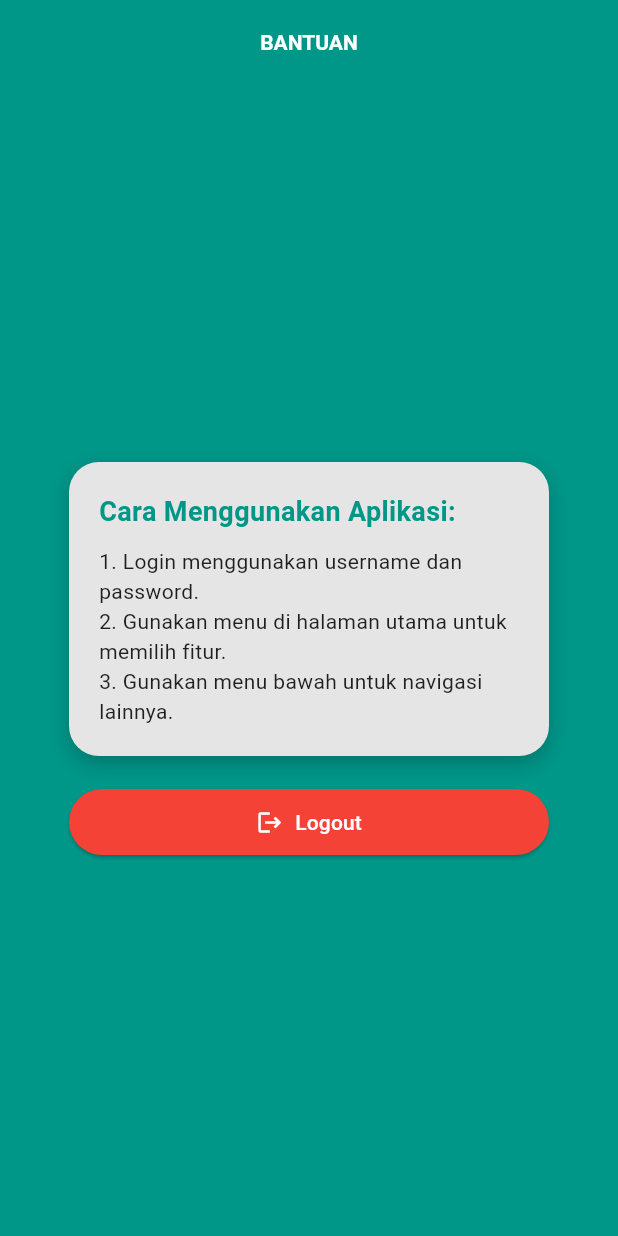
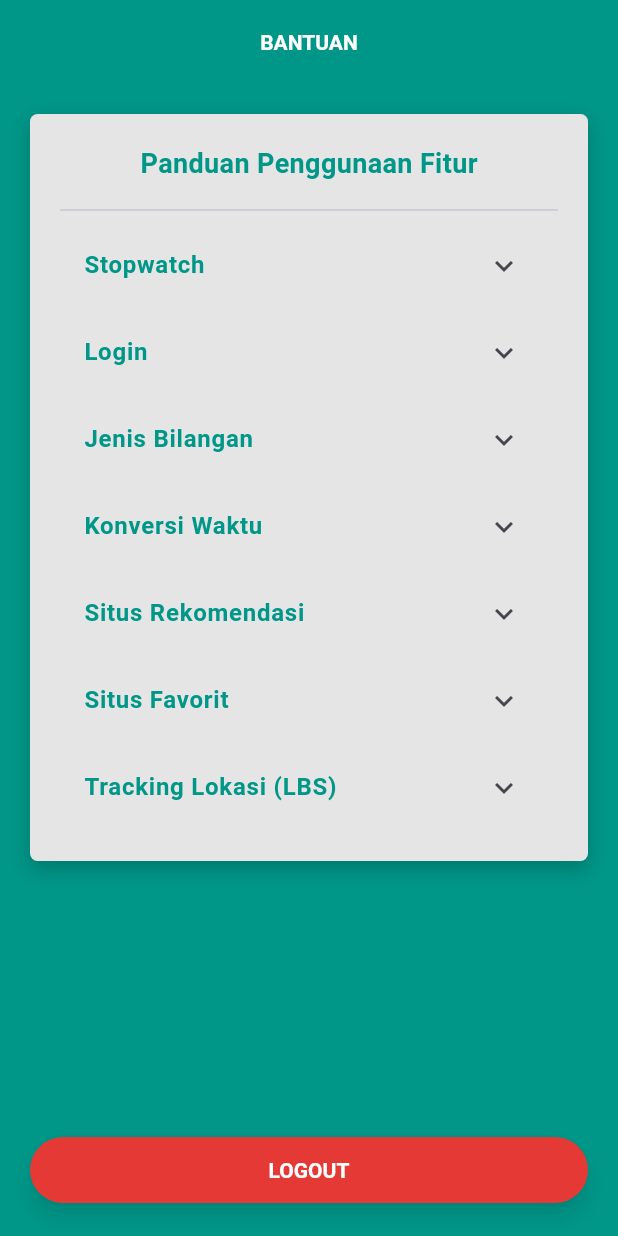
Before and after one commit to sndarsmle/TPM_Tugas3, a Flutter app: the HelpPage screen opened directly, on a phone screen of 412 x 824 dp. Run offline on Flutter 3.47's test engine with Material 3 defaults, Android fonts, the light colour scheme and no system bars; our stand-ins replace geocoding, geolocator, google_maps_flutter, permission_handler, shared_preferences; accounts and stored records are empty; key blocks and very long unbroken strings in the code were emptied for the run.

Commit message:
Perbaikan di menu bantuan

```diff
--- a/lib/screens/help_page.dart
+++ b/lib/screens/help_page.dart
@@ -1,5 +1,3 @@
-//help_page.dart
-
 import 'package:flutter/material.dart';
 import 'welcome_page.dart';
 import '../session_manager.dart';
@@ -35,25 +33,22 @@ class HelpPage extends StatelessWidget {
       body: Container(
         decoration: const BoxDecoration(
           gradient: LinearGradient(
-            colors: [
-              Colors.teal,
-              Colors.teal,
-            ],
+            colors: [Colors.teal, Colors.teal],
             begin: Alignment.topCenter,
             end: Alignment.bottomCenter,
           ),
         ),
         padding: const EdgeInsets.all(20),
-        child: Center(
         child: Column(
-            mainAxisAlignment: MainAxisAlignment.center,
           children: [
-              Container(
-                width: 320,
+            Expanded(
+              child: SingleChildScrollView(
+                child: Container(
+                  width: double.infinity,
                   padding: const EdgeInsets.all(20),
                   decoration: BoxDecoration(
                     color: const Color(0xFFE5E5E5),
-                  borderRadius: BorderRadius.circular(20),
+                    borderRadius: BorderRadius.circular(5),
                     boxShadow: [
                       BoxShadow(
                         color: Colors.black.withOpacity(0.2),
@@ -62,11 +57,10 @@ class HelpPage extends StatelessWidget {
                       ),
                     ],
                   ),
-                child: const Column(
-                  crossAxisAlignment: CrossAxisAlignment.start,
-                  children: [
+                  child: Column(
+                    children: const [
                       Text(
-                      'Cara Menggunakan Aplikasi:',
+                        'Panduan Penggunaan Fitur',
                         style: TextStyle(
                           fontSize: 18,
                           fontWeight: FontWeight.bold,
@@ -74,41 +68,149 @@ class HelpPage extends StatelessWidget {
                         ),
                       ),
                       SizedBox(height: 10),
-                    Text(
-                      '1. Login menggunakan username dan password.\n'
-                      '2. Gunakan menu di halaman utama untuk memilih fitur.\n'
-                      '3. Gunakan menu bawah untuk navigasi lainnya.',
+                      Divider(),
+                      ExpansionTile(
+                        title: Text('Stopwatch',
                             style: TextStyle(
-                        fontSize: 14,
-                        color: Colors.black87,
+                                fontWeight: FontWeight.bold,
+                                color: Colors.teal)),
+                        children: [
+                          Padding(
+                            padding: EdgeInsets.all(8.0),
+                            child: Text(
+                              'Fitur Stopwatch digunakan untuk menghitung waktu mundur maupun maju secara real-time. '
+                              'Tekan tombol "Mulai" untuk memulai stopwatch, lalu "Berhenti" untuk menghentikannya. '
+                              'Gunakan tombol "Reset" untuk mengatur ulang stopwatch ke 0.',
+                              style: TextStyle(fontSize: 12),
                             ),
                           ),
                         ],
                       ),
+                      ExpansionTile(
+                        title: Text('Login',
+                            style: TextStyle(
+                                fontWeight: FontWeight.bold,
+                                color: Colors.teal)),
+                        children: [
+                          Padding(
+                            padding: EdgeInsets.all(8.0),
+                            child: Text(
+                              'Fitur Login digunakan untuk mengautentikasi pengguna sebelum mengakses aplikasi. '
+                              'Masukkan username dan password, lalu tekan tombol "LOGIN". Jika data sesuai, pengguna diarahkan ke halaman utama.',
+                              style: TextStyle(fontSize: 12),
+                            ),
+                          ),
+                        ],
+                      ),
+                      ExpansionTile(
+                        title: Text('Jenis Bilangan',
+                            style: TextStyle(
+                                fontWeight: FontWeight.bold,
+                                color: Colors.teal)),
+                        children: [
+                          Padding(
+                            padding: EdgeInsets.all(8.0),
+                            child: Text(
+                              'Fitur Jenis Bilangan digunakan untuk mengenali kategori dari angka yang dimasukkan. '
+                              'Pengguna cukup mengetik angka, maka sistem akan menampilkan status apakah bilangan tersebut termasuk bilangan bulat, cacah, prima, positif, negatif, atau desimal, lengkap dengan ikon penanda.',
+                              style: TextStyle(fontSize: 12),
+                            ),
+                          ),
+                        ],
+                      ),
+                      ExpansionTile(
+                        title: Text('Konversi Waktu',
+                            style: TextStyle(
+                                fontWeight: FontWeight.bold,
+                                color: Colors.teal)),
+                        children: [
+                          Padding(
+                            padding: EdgeInsets.all(8.0),
+                            child: Text(
+                              'Fitur Konversi Waktu digunakan untuk mengubah nilai dari satu satuan waktu ke satuan waktu lainnya. '
+                              'Masukkan angka waktu, pilih1satuan asal dan tujuan (misal dari tahun ke detik), maka hasil konversi akan langsung muncul.',
+                              style: TextStyle(fontSize: 12),
+                            ),
+                          ),
+                        ],
+                      ),
+                      ExpansionTile(
+                        title: Text('Situs Rekomendasi',
+                            style: TextStyle(
+                                fontWeight: FontWeight.bold,
+                                color: Colors.teal)),
+                        children: [
+                          Padding(
+                            padding: EdgeInsets.all(8.0),
+                            child: Text(
+                              'Fitur Situs Rekomendasi menampilkan daftar situs bermanfaat yang bisa dikunjungi langsung melalui aplikasi. '
+                              'Tekan ikon hati untuk menandai situs sebagai favorit, dan gunakan tombol "Kunjungi situs" untuk membuka tautan.',
+                              style: TextStyle(fontSize: 12),
+                            ),
+                          ),
+                        ],
+                      ),
+                      ExpansionTile(
+                        title: Text('Situs Favorit',
+                            style: TextStyle(
+                                fontWeight: FontWeight.bold,
+                                color: Colors.teal)),
+                        children: [
+                          Padding(
+                            padding: EdgeInsets.all(8.0),
+                            child: Text(
+                              'Fitur Situs Favorit menampilkan daftar situs yang telah ditandai pengguna sebelumnya. '
+                              'Daftar ini bersifat personal dan bisa diakses kapan saja untuk melihat situs-situs yang dianggap penting.',
+                              style: TextStyle(fontSize: 12),
+                            ),
+                          ),
+                        ],
+                      ),
+                      ExpansionTile(
+                        title: Text('Tracking Lokasi (LBS)',
+                            style: TextStyle(
+                                fontWeight: FontWeight.bold,
+                                color: Colors.teal)),
+                        children: [
+                          Padding(
+                            padding: EdgeInsets.all(8.0),
+                            child: Text(
+                              'Fitur Tracking Lokasi (LBS) digunakan untuk melacak lokasi pengguna secara real-time di Google Maps. '
+                              'Tekan tombol "Play" untuk memulai pelacakan dan "Stop" untuk menghentikannya. Posisi ditampilkan dengan marker otomatis.',
+                              style: TextStyle(fontSize: 12),
+                            ),
+                          ),
+                        ],
+                      ),
+                    ],
+                  ),
+                ),
+              ),
             ),
             const SizedBox(height: 20),
             SizedBox(
-                width: 320,
+              width: double.infinity,
               child: ElevatedButton.icon(
                 onPressed: () => _logout(context),
-                  icon: const Icon(Icons.logout, color: Colors.white),
                 label: const Text(
-                    'Logout',
-                    style: TextStyle(color: Colors.white),
+                  'LOGOUT',
+                  style: TextStyle(fontSize: 14, color: Colors.white),
                 ),
                 style: ElevatedButton.styleFrom(
-                    backgroundColor: Colors.red,
-                    padding: const EdgeInsets.symmetric(vertical: 12),
+                  backgroundColor: Colors.red.shade600,
+                  padding: const EdgeInsets.symmetric(vertical: 14),
                   shape: RoundedRectangleBorder(
                     borderRadius: BorderRadius.circular(30),
                   ),
+                  elevation: 5,
+                  shadowColor: Colors.black45,
+                  textStyle: const TextStyle(fontWeight: FontWeight.bold),
                 ),
               ),
             ),
           ],
         ),
       ),
-      ),
     );
   }
 }
```
Also changed, not shown: flutter_sharedpref/pubspec.lock, pubspec.lock, 125 other files. Lines whose indentation alone changed are shown as unchanged.
